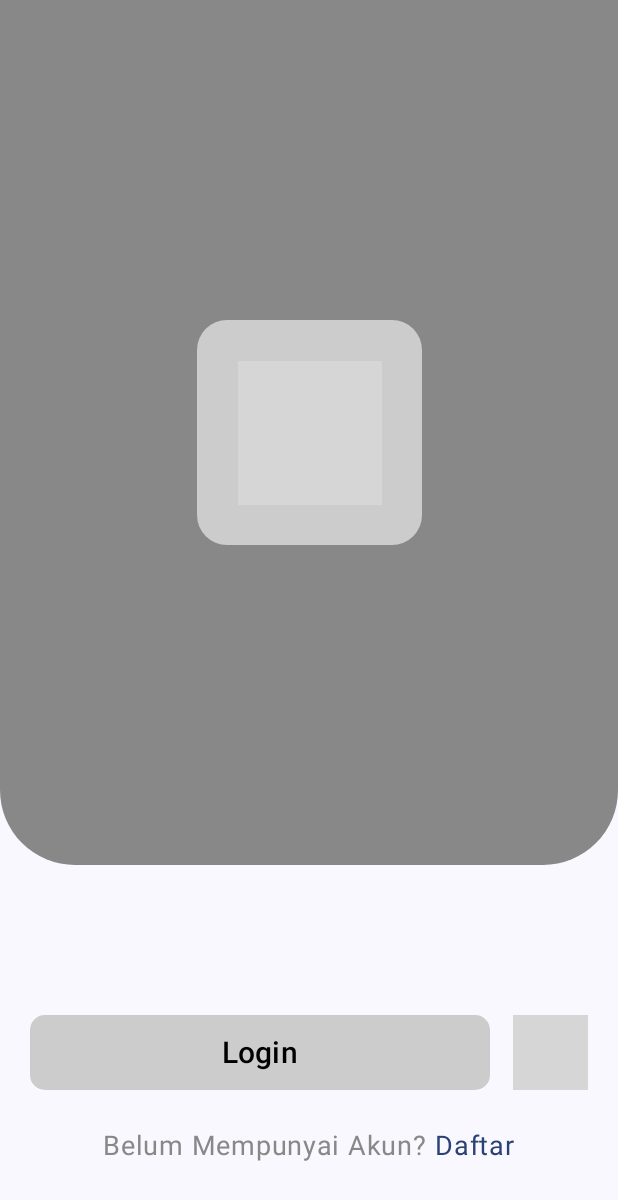
After one commit to AkuShinkai/SmartHome, an Android app built with Jetpack Compose: the AuthScreen screen opened through its navigation route, on a phone screen of 412 x 824 dp. The commit adds this screen. Shown: the top 1200 px of the screen. Run offline under Robolectric (Android 15) with nearby library versions, the phone set to English and light mode, and no system bars; our stand-ins replace Dagger/Hilt's generated code; grey boxes are pictures that could not be loaded.

Commit message:
Halaman AuthOpt & Register Akun

```diff
--- a/OpenCV/build.gradle
+++ b/OpenCV/build.gradle
@@ -102,7 +102,7 @@ println "OpenCV: " +openCVersionName + " " + project.buildscript.sourceFile
 
 android {
     namespace 'org.opencv'
-    compileSdkVersion 34
+    compileSdkVersion 35
 
     defaultConfig {
         minSdkVersion 26
--- a/app/src/main/AndroidManifest.xml
+++ b/app/src/main/AndroidManifest.xml
@@ -10,6 +10,7 @@
 
 
     <application
+        android:name=".SmartHomeApp"
         android:allowBackup="true"
         android:dataExtractionRules="@xml/data_extraction_rules"
         android:fullBackupContent="@xml/backup_rules"
--- /dev/null
+++ b/app/src/main/java/com/example/smarthome/navigation/NavGraph.kt
@@ -0,0 +1,34 @@
+package com.example.smarthome.navigation
+
+import androidx.compose.runtime.Composable
+import androidx.navigation.NavHostController
+import androidx.navigation.compose.NavHost
+import androidx.navigation.compose.composable
+import com.example.smarthome.ui.screens.AuthScreen
+//import com.example.smarthome.ui.screens.HomeScreen
+import com.example.smarthome.ui.screens.RegisterScreen
+
+// Definisi route untuk setiap screen
+sealed class Screen(val route: String) {
+    object Auth : Screen("auth_screen")
+    object Home : Screen("home_screen")
+    object Register : Screen("register_screen")
+}
+
+@Composable
+fun NavGraph(navController: NavHostController) {
+    NavHost(
+        navController = navController,
+        startDestination = Screen.Auth.route // Halaman pertama saat aplikasi dijalankan
+    ) {
+        composable(Screen.Auth.route) {
+            AuthScreen(navController)
+        }
+//        composable(Screen.Home.route) {
+//            HomeScreen(navController)
+//        }
+        composable(Screen.Register.route) {
+            RegisterScreen(navController)
+        }
+    }
+}
--- /dev/null
+++ b/app/src/main/java/com/example/smarthome/ui/screens/AuthScreen.kt
@@ -0,0 +1,130 @@
+package com.example.smarthome.ui.screens
+
+import androidx.compose.foundation.Image
+import androidx.compose.foundation.background
+import androidx.compose.foundation.clickable
+import androidx.compose.foundation.layout.Box
+import androidx.compose.foundation.layout.Column
+import androidx.compose.foundation.layout.Row
+import androidx.compose.foundation.layout.Spacer
+import androidx.compose.foundation.layout.fillMaxSize
+import androidx.compose.foundation.layout.fillMaxWidth
+import androidx.compose.foundation.layout.height
+import androidx.compose.foundation.layout.padding
+import androidx.compose.foundation.layout.size
+import androidx.compose.foundation.layout.width
+import androidx.compose.foundation.shape.CircleShape
+import androidx.compose.foundation.shape.RoundedCornerShape
+import androidx.compose.material3.Button
+import androidx.compose.material3.ButtonDefaults
+import androidx.compose.material3.Icon
+import androidx.compose.material3.IconButton
+import androidx.compose.material3.MaterialTheme
+import androidx.compose.material3.Text
+import androidx.compose.runtime.Composable
+import androidx.compose.ui.Alignment
+import androidx.compose.ui.Modifier
+import androidx.compose.ui.draw.clip
+import androidx.compose.ui.graphics.Color
+import androidx.compose.ui.res.painterResource
+import androidx.compose.ui.tooling.preview.Preview
+import androidx.compose.ui.unit.dp
+import androidx.compose.ui.unit.sp
+import androidx.navigation.NavController
+import com.example.smarthome.R
+import com.example.smarthome.ui.navigation.Screen
+
+@Composable
+fun AuthScreen(navController: NavController?) {
+    Column(
+        modifier = Modifier.fillMaxSize()
+            .background(Color.Transparent)
+    ) {
+        // **Bagian Atas (Background & Icon)**
+        Box(
+            modifier = Modifier
+                .fillMaxWidth()
+                .weight(1.4f)
+                .background(Color.Gray, shape = RoundedCornerShape(bottomStart = 50.dp, bottomEnd = 50.dp)),
+            contentAlignment = Alignment.Center
+        ) {
+            Box(
+                modifier = Modifier
+                    .size(150.dp)
+                    .clip(RoundedCornerShape(20.dp))
+                    .background(Color.LightGray),
+                contentAlignment = Alignment.Center
+            ) {
+                Image(
+                    painter = painterResource(id = R.drawable.ic_launcher_foreground),
+                    contentDescription = "Logo"
+                )
+            }
+        }
+
+        // **Bagian Bawah (Form & Tombol)**
+        Column(
+            modifier = Modifier
+                .fillMaxWidth()
+                .weight(0.6f)
+                .background(Color.Transparent)
+                .padding(horizontal = 20.dp),
+            horizontalAlignment = Alignment.CenterHorizontally
+        ) {
+            Spacer(modifier = Modifier.height(100.dp)) // Tombol agak turun
+
+            // **Tombol Login & Face Recognition (Sejajar Horizontal)**
+            Row(
+                verticalAlignment = Alignment.CenterVertically
+            ) {
+                Button(
+                    onClick = { navController?.navigate(Screen.Login.route) },
+                    shape = RoundedCornerShape(10.dp),
+                    colors = ButtonDefaults.buttonColors(containerColor = Color.LightGray),
+                    modifier = Modifier
+                        .weight(1f)
+                        .height(50.dp)
+                ) {
+                    Text(text = "Login", color = Color.Black, fontSize = 20.sp)
+                }
+
+                Spacer(modifier = Modifier.width(15.dp))
+
+                IconButton(
+                    onClick = { navController?.navigate(Screen.FaceLogin.route) },
+                    modifier = Modifier
+                        .size(50.dp)
+                        .clip(CircleShape)
+                        .background(Color.LightGray)
+                ) {
+                    Icon(
+                        painter = painterResource(id = R.drawable.ic_launcher_foreground),
+                        contentDescription = "Face Recognition",
+                        tint = Color.DarkGray
+                    )
+                }
+            }
+
+            Spacer(modifier = Modifier.height(25.dp)) // Jarak ke teks lebih besar
+
+            // **Navigasi ke Halaman Registrasi**
+            Row {
+                Text(text = "Belum Mempunyai Akun?", fontSize = 18.sp, color = Color.Gray)
+                Spacer(modifier = Modifier.width(5.dp))
+                Text(
+                    text = "Daftar",
+                    fontSize = 18.sp,
+                    color = MaterialTheme.colorScheme.primary,
+                    modifier = Modifier.clickable { navController?.navigate(Screen.Register.route) }
+                )
+            }
+        }
+    }
+}
+
+// **Preview Jetpack Compose**
+@Preview(showBackground = true)
+@Composable
+fun PreviewAuthScreen() {
+    AuthScreen(navController = null)
+}
--- a/build.gradle.kts
+++ b/build.gradle.kts
@@ -2,6 +2,7 @@
 plugins {
     alias(libs.plugins.android.application) apply false
     id ("org.jetbrains.kotlin.android") version "2.0.0" apply false
+    id("com.google.dagger.hilt.android") version "2.51.1" apply false
     alias(libs.plugins.kotlin.compose) apply false
     alias(libs.plugins.google.gms.google.services) apply false
 }
--- a/gradle/libs.versions.toml
+++ b/gradle/libs.versions.toml
@@ -14,6 +14,7 @@ composeBom = "2024.04.01"
 googleGmsGoogleServices = "4.4.2"
 firebaseDatabase = "21.0.0"
 material = "1.5.4"
+navigationCompose = "2.7.6"
 opencvAndroid = "4.5.3)"
 orgEclipsePahoClientMqttv3 = "1.2.5"
 cameraCore = "1.4.1"
@@ -29,6 +30,7 @@ androidx-camera-view = { module = "androidx.camera:camera-view", version.ref = "
 androidx-core-ktx = { group = "androidx.core", name = "core-ktx", version.ref = "coreKtx" }
 androidx-foundation = { module = "androidx.compose.foundation:foundation" }
 androidx-material = { module = "androidx.compose.material:material", version.ref = "material" }
+androidx-navigation-compose = { module = "androidx.navigation:navigation-compose", version.ref = "navigationCompose" }
 androidx-runtime = { module = "androidx.compose.runtime:runtime", version.ref = "runtime" }
 androidx-runtime-livedata = { module = "androidx.compose.runtime:runtime-livedata" }
 face-detection = { module = "com.google.mlkit:face-detection", version.ref = "faceDetection" }
--- a/settings.gradle.kts
+++ b/settings.gradle.kts
@@ -21,4 +21,3 @@ dependencyResolutionManagement {
 
 rootProject.name = "SmartHome"
 include(":app")
-include(":OpenCV")
```
Also changed, not shown: app/build.gradle.kts (+11 -1 lines), app/src/main/java/com/example/smarthome/MainActivity.kt (+16 -120 lines), app/src/main/java/com/example/smarthome/SmartHomeApp.kt (added, +7 -0 lines), app/src/main/java/com/example/smarthome/ui/navigation/Screen.kt (added, +9 -0 lines), app/src/main/java/com/example/smarthome/ui/screens/RegisterScreen.kt (added, +186 -0 lines).
